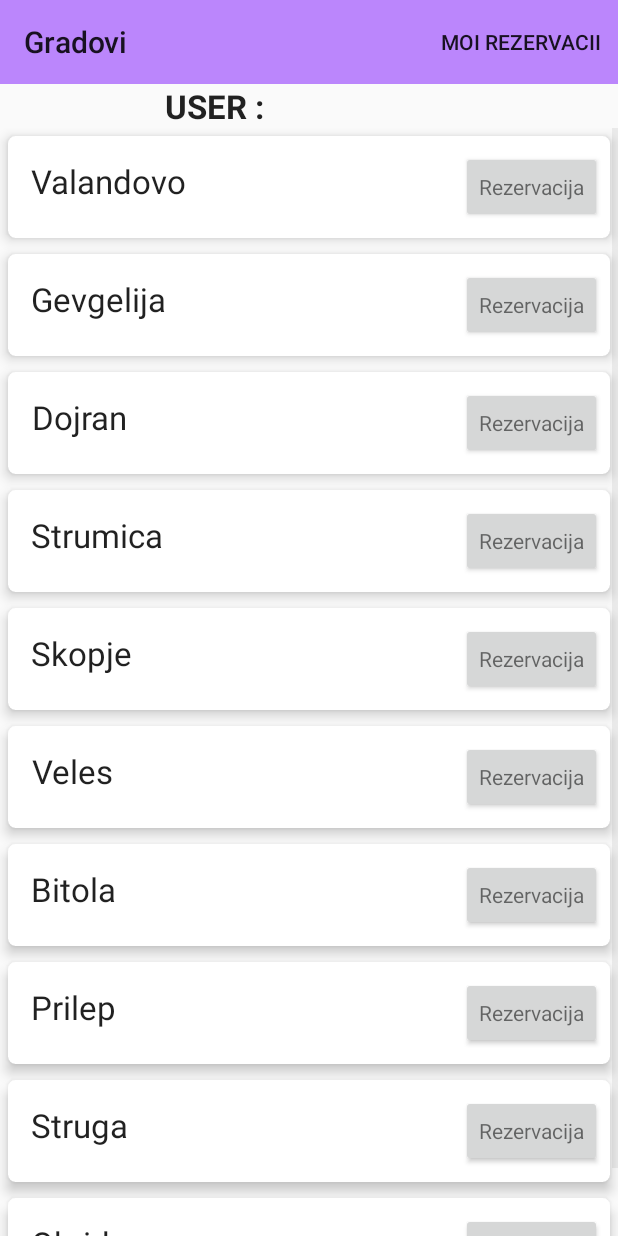
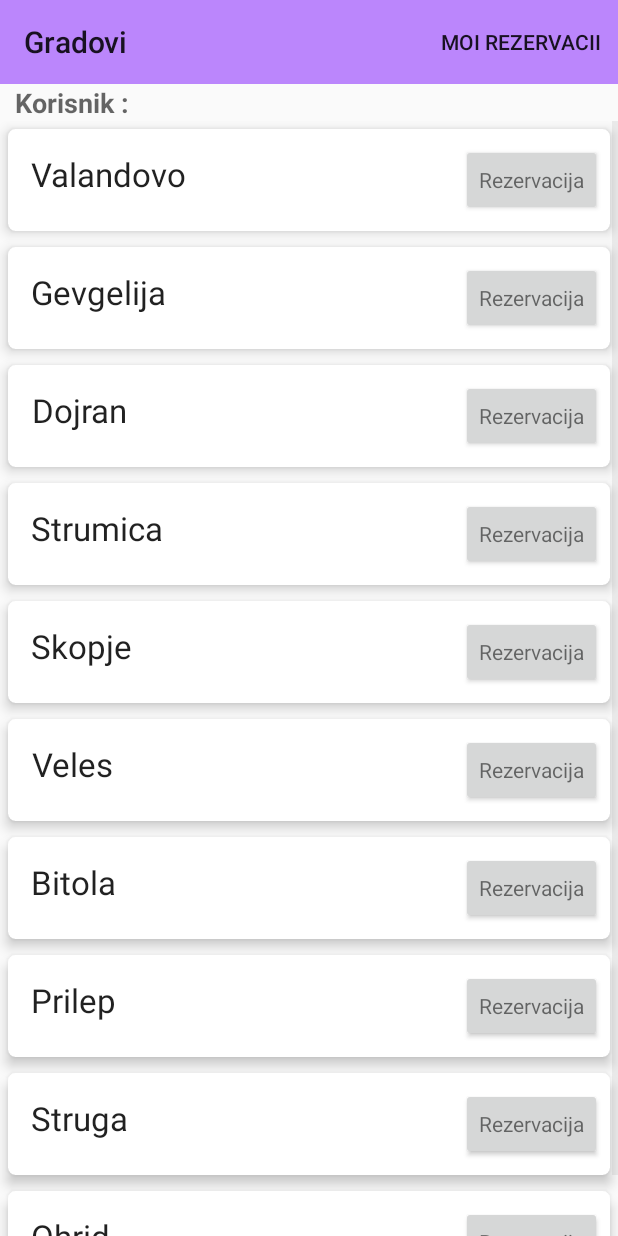
Before and after one commit to alisevejselova/SmartParkingApp, an Android app: the CitiesActivity screen opened directly, with no data from a screen before it, on a phone screen of 412 x 824 dp. Run offline under Robolectric (Android 15) with nearby library versions, the light colour scheme and no system bars.

Commit message:
layout design

```diff
--- a/SmartParkingApp/app/src/main/java/com/example/smartparkingapp/ConfirmationReservationActivity.java
+++ b/SmartParkingApp/app/src/main/java/com/example/smartparkingapp/ConfirmationReservationActivity.java
@@ -38,7 +38,7 @@ public class ConfirmationReservationActivity extends AppCompatActivity {
         lng = intent.getFloatExtra("Long",0);
 
         confirmationINFO = findViewById(R.id.confirmationinfo);
-        confirmationINFO.setText("Uspesno rezerviravte parking mesto vo "+grad+" na parking "+parking+" na "+datum+" vo periodot "+cas);
+        confirmationINFO.setText("Uspesno e rezervirano parking mesto vo "+grad+" na parking "+parking+" na "+datum+" vo periodot "+cas);
 
         navigate = findViewById(R.id.navigate);
 
--- a/SmartParkingApp/app/src/main/java/com/example/smartparkingapp/ParkingActivity.java
+++ b/SmartParkingApp/app/src/main/java/com/example/smartparkingapp/ParkingActivity.java
@@ -38,7 +38,7 @@ public class ParkingActivity extends AppCompatActivity {
          cas = intent.getStringExtra("Cas");
 
         TextView info = findViewById(R.id.info);
-        info.setText(korisnik+" "+grad+" "+ datum +" "+cas);
+        info.setText("Izbran datum "+ datum +", vreme "+cas);
 
         database = new DatabaseHelper(this);
         List<String> valuesNames = database.getParkings(grad);
--- a/SmartParkingApp/app/src/main/res/layout/activity_cities.xml
+++ b/SmartParkingApp/app/src/main/res/layout/activity_cities.xml
@@ -20,17 +20,17 @@ tools:context=".CitiesActivity">
         android:layout_width="wrap_content"
         android:layout_height="wrap_content"
         android:layout_below="@+id/toolbar"
-        android:layout_marginLeft="110dp"
-        android:textAppearance="?android:textAppearanceLarge"
+        android:layout_marginLeft="10dp"
+        android:textAppearance="?android:textAppearanceMedium"
         android:textStyle="bold"
-        android:text="USER : "/>
+        android:text="Korisnik : "/>
     <TextView
         android:id="@+id/username"
         android:layout_width="match_parent"
         android:layout_height="wrap_content"
         android:layout_below="@+id/toolbar"
         android:layout_toEndOf="@+id/usertext"
-        android:textAppearance="?android:textAppearanceLarge"
+        android:textAppearance="?android:textAppearanceMedium"
         android:textStyle="bold"
         android:text="username"/>
 <androidx.recyclerview.widget.RecyclerView
--- a/SmartParkingApp/app/src/main/res/layout/activity_confirmation_reservation.xml
+++ b/SmartParkingApp/app/src/main/res/layout/activity_confirmation_reservation.xml
@@ -22,8 +22,11 @@ tools:context=".ConfirmationReservationActivity">
         android:layout_width="wrap_content"
         android:layout_height="wrap_content"
       android:layout_below="@id/toolbar"
+        android:layout_marginTop="10dp"
+        android:layout_marginLeft="10dp"
         android:text="Parking Name"
-        android:textSize="25dp"
+        android:textSize="20dp"
+        android:textColor="@color/green"
         />
 
     <ImageView
@@ -47,6 +50,7 @@ tools:context=".ConfirmationReservationActivity">
     android:background="@android:color/white"
     android:text="location"
     android:textSize="20dp"
+    android:textColor="@color/green"
 />
 
 
--- a/SmartParkingApp/app/src/main/res/layout/activity_parking.xml
+++ b/SmartParkingApp/app/src/main/res/layout/activity_parking.xml
@@ -21,7 +21,9 @@ tools:context=".ParkingActivity">
         android:layout_width="wrap_content"
         android:layout_height="wrap_content"
         android:layout_below="@+id/toolbar"
-        android:textAppearance="?android:textAppearanceLarge"
+        android:layout_marginLeft="10dp"
+        android:textAppearance="?android:textAppearanceMedium"
+        android:textStyle="bold"
         android:text="TextView"
         />
 
--- a/SmartParkingApp/app/src/main/res/layout/myreservations_list.xml
+++ b/SmartParkingApp/app/src/main/res/layout/myreservations_list.xml
@@ -72,7 +72,7 @@
             android:layout_marginLeft="15dp"
             android:textAppearance="?android:textAppearanceMedium"
             android:layout_alignParentLeft="true"
-            android:text="Vreme"
+            android:text="Vreme: "
             />
         <TextView
             android:id="@+id/cas"
```
Also changed, not shown: SmartParkingApp/app/src/main/java/com/example/smartparkingapp/DatabaseHelper.java (+16 -10 lines), SmartParkingApp/app/src/main/java/com/example/smartparkingapp/ReservationFragment.java (+6 -3 lines), SmartParkingApp/app/src/main/res/layout/activity_my_reservations.xml (+4 -4 lines), SmartParkingApp/app/src/main/res/layout/fragment_reservation.xml (+4 -13 lines).
